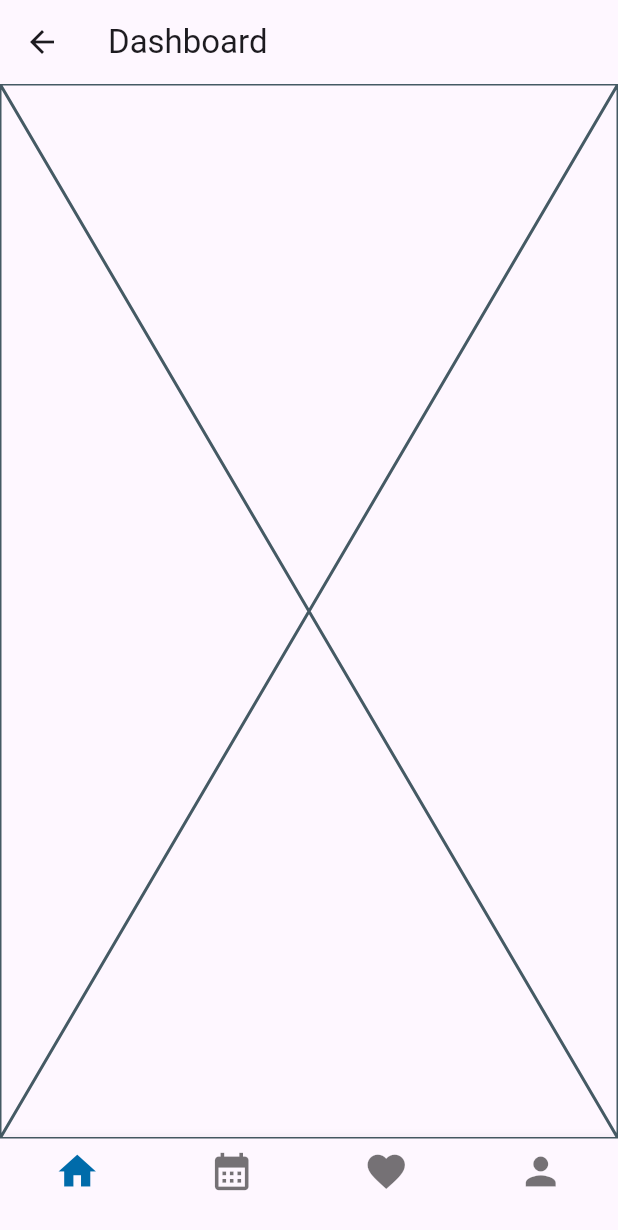
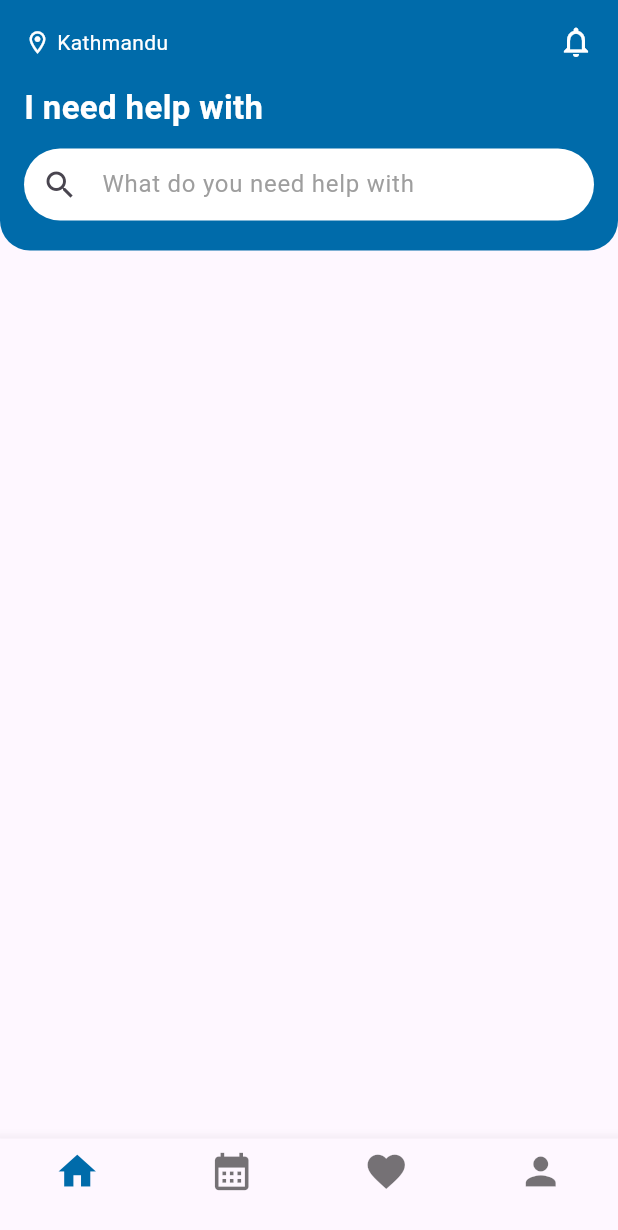
Before and after one commit to vinayakstha/Ghar-Care, a Flutter app: the DashboardScreen screen opened directly, on a phone screen of 412 x 824 dp. Shown: the top 1230 px of the screen. Run offline on Flutter 3.47's test engine with Material 3 defaults, Android fonts, the phone set to English and light mode, and no system bars; our stand-ins replace smooth_page_indicator.

Commit message:
header added in the home-screen

```diff
--- a/lib/screens/bottom_screens/home_screen.dart
+++ b/lib/screens/bottom_screens/home_screen.dart
@@ -1,10 +1,24 @@
 import 'package:flutter/material.dart';
+import 'package:ghar_care/widgets/home_header.dart';
 
-class HomeScreen extends StatelessWidget {
+class HomeScreen extends StatefulWidget {
   const HomeScreen({super.key});
 
   @override
+  State<HomeScreen> createState() => _HomeScreenState();
+}
+
+class _HomeScreenState extends State<HomeScreen> {
+  @override
   Widget build(BuildContext context) {
-    return const Placeholder();
+    return SizedBox.expand(
+      child: Column(
+        children: [
+          HomeHeader(),
+
+          Expanded(child: SingleChildScrollView(child: SizedBox(height: 1000))),
+        ],
+      ),
+    );
   }
 }
--- a/lib/screens/login_screen.dart
+++ b/lib/screens/login_screen.dart
@@ -1,6 +1,6 @@
 import 'package:flutter/material.dart';
 import 'package:ghar_care/common/my_snackbar.dart';
-import 'package:ghar_care/screens/dashboard_screen.dart';
+import 'package:ghar_care/screens/navigation_screen.dart';
 import 'package:ghar_care/screens/signup_screen.dart';
 import 'package:ghar_care/widgets/my_button.dart';
 import 'package:ghar_care/widgets/my_textformfield.dart';
@@ -29,7 +29,7 @@ class _LoginScreenState extends State<LoginScreen> {
 
   void _handleLogin() {
     if (_formKey.currentState!.validate()) {
-      Navigator.push(
+      Navigator.pushReplacement(
         context,
         MaterialPageRoute(builder: (context) => DashboardScreen()),
       );
--- a/lib/screens/dashboard_screen.dart
+++ b/lib/screens/navigation_screen.dart
@@ -24,7 +24,7 @@ class _DashboardScreenState extends State<DashboardScreen> {
   @override
   Widget build(BuildContext context) {
     return Scaffold(
-      appBar: AppBar(title: Text("Dashboard")),
+      // appBar: AppBar(title: Text("Dashboard")),
       body: lstBottomScreen[_selectedIndex],
       bottomNavigationBar: BottomNavigationBar(
         type: BottomNavigationBarType.fixed,
--- /dev/null
+++ b/lib/widgets/home_header.dart
@@ -0,0 +1,80 @@
+import 'package:flutter/material.dart';
+
+class HomeHeader extends StatelessWidget {
+  const HomeHeader({super.key});
+
+  @override
+  Widget build(BuildContext context) {
+    return Container(
+      padding: const EdgeInsets.fromLTRB(16, 16, 16, 20),
+      decoration: const BoxDecoration(
+        color: Color(0xFF006BAA),
+        borderRadius: BorderRadius.only(
+          bottomLeft: Radius.circular(20),
+          bottomRight: Radius.circular(20),
+        ),
+      ),
+      child: SafeArea(
+        bottom: false,
+        child: Column(
+          crossAxisAlignment: CrossAxisAlignment.start,
+          children: [
+            // Top row
+            Row(
+              mainAxisAlignment: MainAxisAlignment.spaceBetween,
+              children: [
+                Row(
+                  children: const [
+                    Icon(
+                      Icons.location_on_outlined,
+                      size: 18,
+                      color: Colors.white,
+                    ),
+                    SizedBox(width: 4),
+                    Text(
+                      "Kathmandu",
+                      style: TextStyle(color: Colors.white, fontSize: 14),
+                    ),
+                  ],
+                ),
+                const Icon(Icons.notifications_none, color: Colors.white),
+              ],
+            ),
+
+            const SizedBox(height: 16),
+
+            // Title
+            const Text(
+              "I need help with",
+              style: TextStyle(
+                color: Colors.white,
+                fontSize: 22,
+                fontWeight: FontWeight.bold,
+              ),
+            ),
+
+            const SizedBox(height: 12),
+
+            // Search bar
+            Container(
+              height: 48,
+              padding: const EdgeInsets.symmetric(horizontal: 12),
+              decoration: BoxDecoration(
+                color: Colors.white,
+                borderRadius: BorderRadius.circular(30),
+              ),
+              child: const TextField(
+                decoration: InputDecoration(
+                  icon: Icon(Icons.search),
+                  hintText: "What do you need help with",
+                  hintStyle: TextStyle(color: Colors.grey),
+                  border: InputBorder.none,
+                ),
+              ),
+            ),
+          ],
+        ),
+      ),
+    );
+  }
+}
```
